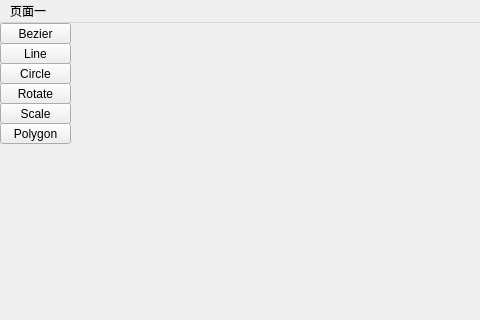
Yong-Sun-2001/Painter, file mainwindow.ui: the form before one commit; both pictures show x 0 to 480 and y 0 to 320 of the 898 by 609 pixel window.
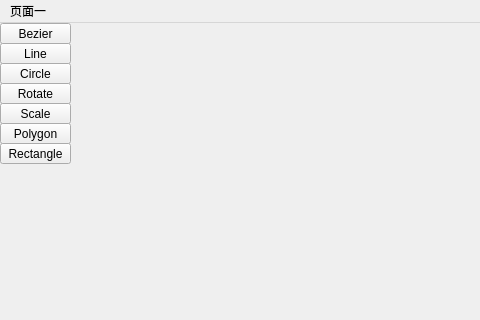
The form after the commit.

Patch:
```diff
--- a/mainwindow.ui
+++ b/mainwindow.ui
@@ -117,6 +117,19 @@
      <string>Polygon</string>
     </property>
    </widget>
+   <widget class="QToolButton" name="toolButton_8">
+    <property name="geometry">
+     <rect>
+      <x>0</x>
+      <y>120</y>
+      <width>71</width>
+      <height>21</height>
+     </rect>
+    </property>
+    <property name="text">
+     <string>Rectangle</string>
+    </property>
+   </widget>
   </widget>
   <widget class="QMenuBar" name="menubar">
    <property name="geometry">
```
